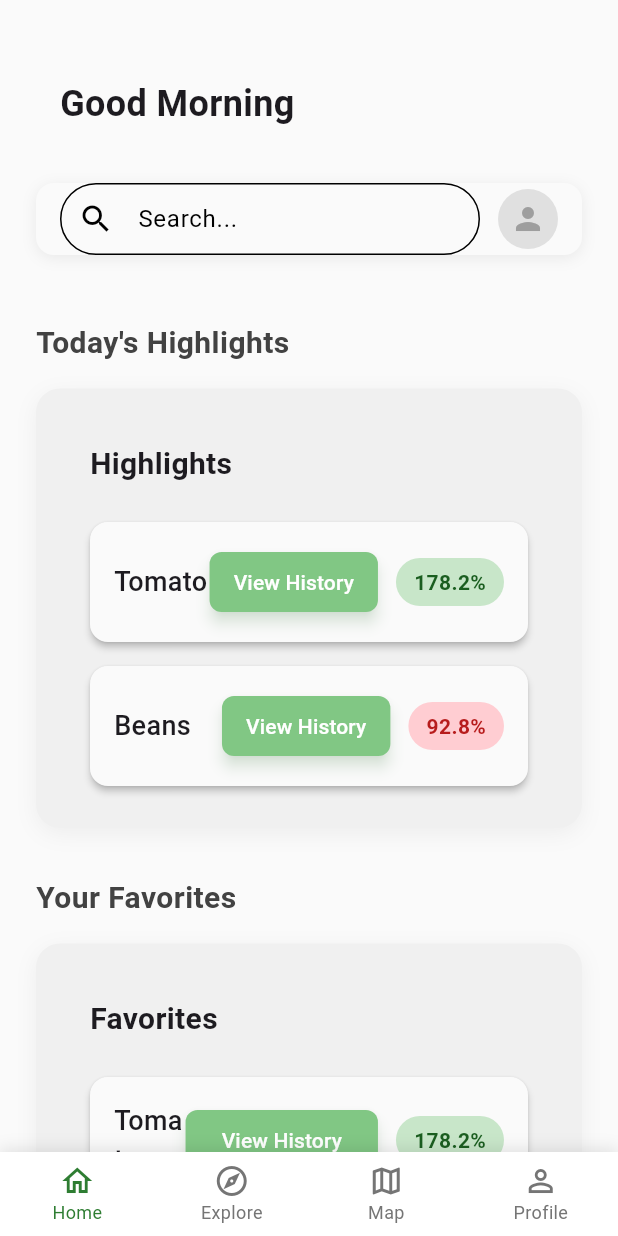
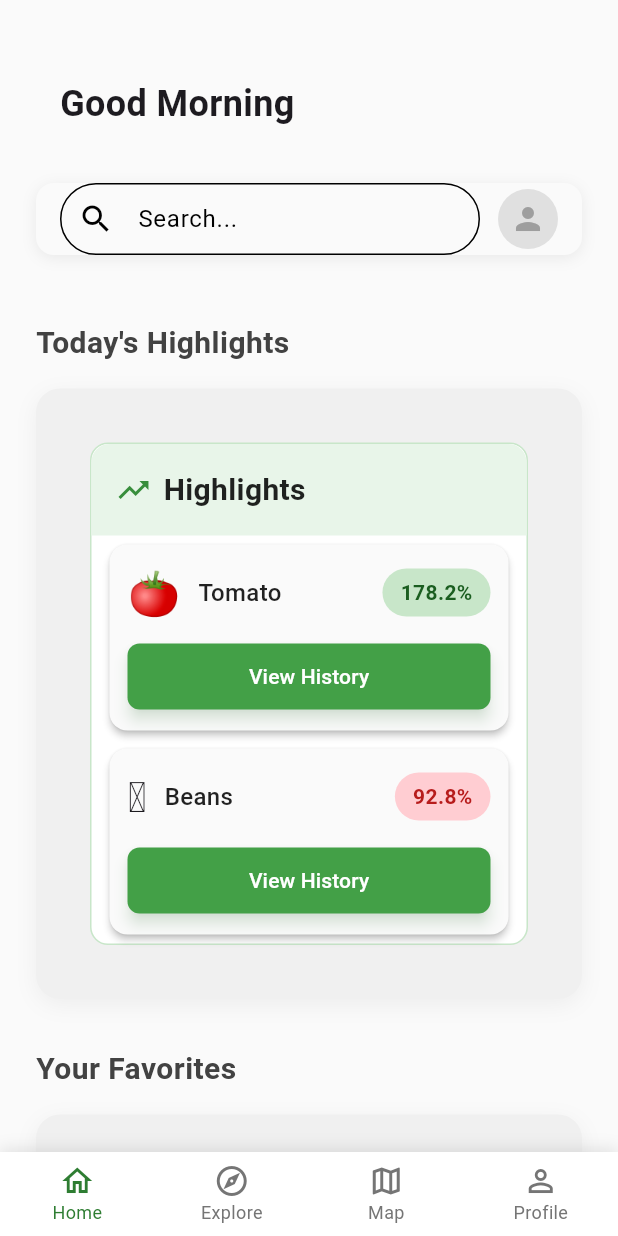
Before and after one commit to Ivan-6332/FreshtrackSL, a Flutter app: the MainScreen screen opened by its route, on a phone screen of 412 x 824 dp. Run offline on Flutter 3.47's test engine with Material 3 defaults, Android fonts, the phone set to English and light mode, and no system bars.

Commit message:
Crop card Styling

```diff
--- a/Frontend/lib/components/crop_card.dart
+++ b/Frontend/lib/components/crop_card.dart
@@ -7,39 +7,85 @@ class CropCard extends StatelessWidget {
 
   const CropCard({super.key, required this.crop});
 
+  String getCropIcon() {
+    switch (crop.name.toLowerCase()) {
+      case 'carrot':
+        return '🥕';
+      case 'tomato':
+        return '🍅';
+      case 'beans':
+        return '🫘';
+      case 'cabbage':
+        return '🥬';
+      case 'onion':
+        return '🧅';
+      default:
+        return '🌱';
+    }
+  }
+
   @override
   Widget build(BuildContext context) {
     return Card(
-      margin: const EdgeInsets.symmetric(horizontal: 16.0, vertical: 8.0),
+      margin: const EdgeInsets.symmetric(horizontal: 12.0, vertical: 6.0),
+      elevation: 2,
       child: Padding(
-        padding: const EdgeInsets.all(16.0),
-        child: Row(
+        padding: const EdgeInsets.all(12.0),
+        child: Column(
           children: [
+            Row(
+              crossAxisAlignment: CrossAxisAlignment.center,
+              children: [
+                // Icon and Name section
+                Text(
+                  getCropIcon(),
+                  style: const TextStyle(fontSize: 28),
+                ),
+                const SizedBox(width: 12),
                 Expanded(
                   child: Text(
                     crop.name,
                     style: const TextStyle(
-                  fontSize: 18,
+                      fontSize: 16,
                       fontWeight: FontWeight.w500,
+                      color: Colors.black87,
                     ),
                   ),
                 ),
-            ElevatedButton(
-              onPressed: () {},
-              child: const Text('View History'),
-            ),
-            const SizedBox(width: 12),
                 Container(
                   padding: const EdgeInsets.symmetric(horizontal: 12, vertical: 6),
                   decoration: BoxDecoration(
                     color: crop.demand > 150 ? Colors.green[100] : Colors.red[100],
-                borderRadius: BorderRadius.circular(20),
+                    borderRadius: BorderRadius.circular(16),
                   ),
                   child: Text(
                     '${crop.demand.toStringAsFixed(1)}%',
                     style: TextStyle(
                       color: crop.demand > 150 ? Colors.green[900] : Colors.red[900],
+                      fontSize: 14,
                       fontWeight: FontWeight.bold,
+                    ),
+                  ),
+                ),
+              ],
+            ),
+            const SizedBox(height: 12),
+            // Button section
+            SizedBox(
+              width: double.infinity,
+              child: ElevatedButton(
+                onPressed: () {},
+                style: ElevatedButton.styleFrom(
+                  backgroundColor: Colors.green.shade600,
+                  foregroundColor: Colors.white,
+                  padding: const EdgeInsets.symmetric(vertical: 12),
+                  shape: RoundedRectangleBorder(
+                    borderRadius: BorderRadius.circular(8),
+                  ),
+                ),
+                child: const Text(
+                  'View History',
+                  style: TextStyle(fontSize: 14),
                 ),
               ),
             ),
--- a/Frontend/lib/components/favorites.dart
+++ b/Frontend/lib/components/favorites.dart
@@ -12,21 +12,43 @@ class Favorites extends StatelessWidget {
   Widget build(BuildContext context) {
     final favoriteCrops = crops.where((crop) => crop.isFavorited).toList();
 
-    return Column(
+    return Container(
+      decoration: BoxDecoration(
+        color: Colors.white,
+        border: Border.all(color: Colors.green.shade100),
+        borderRadius: BorderRadius.circular(12),
+      ),
+      margin: const EdgeInsets.all(16.0),
+      child: Column(
         crossAxisAlignment: CrossAxisAlignment.start,
         children: [
-        const Padding(
-          padding: EdgeInsets.all(16.0),
-          child: Text(
+          Container(
+            padding: const EdgeInsets.all(16.0),
+            decoration: BoxDecoration(
+              color: Colors.green.shade50,
+              borderRadius: const BorderRadius.only(
+                topLeft: Radius.circular(12),
+                topRight: Radius.circular(12),
+              ),
+            ),
+            child: Row(
+              children: [
+                Icon(Icons.star, color: Colors.green.shade700),
+                const SizedBox(width: 8),
+                const Text(
                   'Favorites',
                   style: TextStyle(
                     fontSize: 20,
                     fontWeight: FontWeight.bold,
+                    color: Colors.black87,
                   ),
+                ),
+              ],
             ),
           ),
           ...favoriteCrops.map((crop) => CropCard(crop: crop)),
         ],
+      ),
     );
   }
 }
--- a/Frontend/lib/components/highlights.dart
+++ b/Frontend/lib/components/highlights.dart
@@ -16,22 +16,44 @@ class Highlights extends StatelessWidget {
     final highestDemand = sortedCrops.first;
     final lowestDemand = sortedCrops.last;
 
-    return Column(
+    return Container(
+      decoration: BoxDecoration(
+        color: Colors.white,
+        border: Border.all(color: Colors.green.shade100),
+        borderRadius: BorderRadius.circular(12),
+      ),
+      margin: const EdgeInsets.all(16.0),
+      child: Column(
         crossAxisAlignment: CrossAxisAlignment.start,
         children: [
-        const Padding(
-          padding: EdgeInsets.all(16.0),
-          child: Text(
+          Container(
+            padding: const EdgeInsets.all(16.0),
+            decoration: BoxDecoration(
+              color: Colors.green.shade50,
+              borderRadius: const BorderRadius.only(
+                topLeft: Radius.circular(12),
+                topRight: Radius.circular(12),
+              ),
+            ),
+            child: Row(
+              children: [
+                Icon(Icons.trending_up, color: Colors.green.shade700),
+                const SizedBox(width: 8),
+                const Text(
                   'Highlights',
                   style: TextStyle(
                     fontSize: 20,
                     fontWeight: FontWeight.bold,
+                    color: Colors.black87,
                   ),
+                ),
+              ],
             ),
           ),
           CropCard(crop: highestDemand),
           CropCard(crop: lowestDemand),
         ],
+      ),
     );
   }
 }
```
Lines whose indentation alone changed are shown as unchanged.
